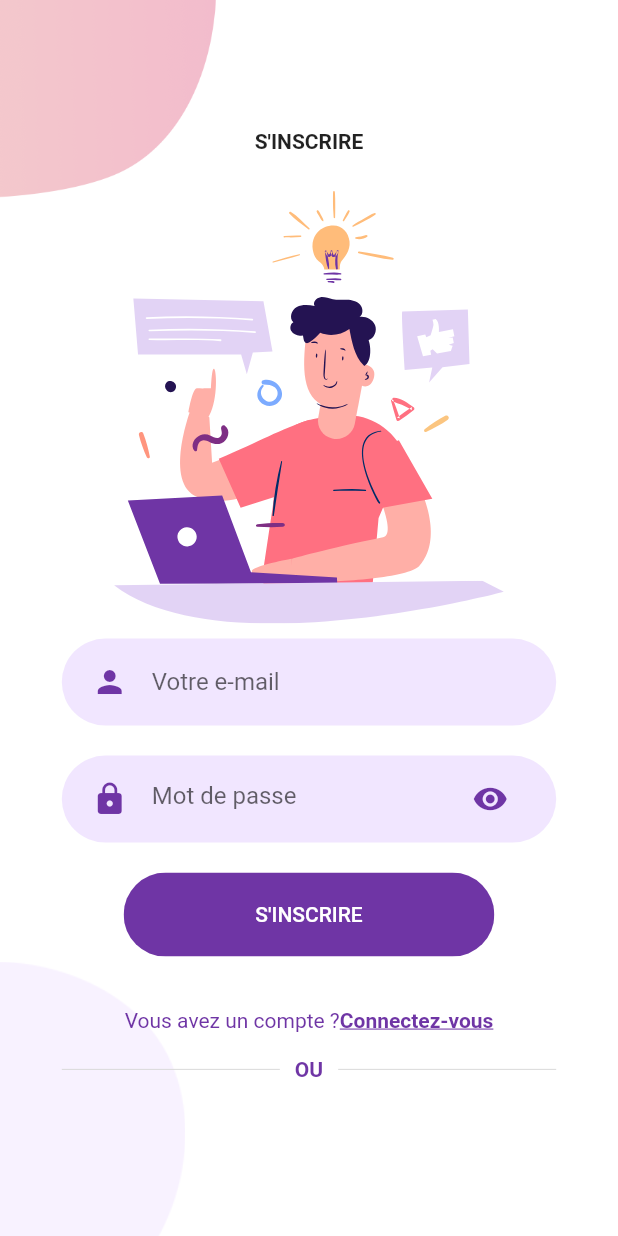
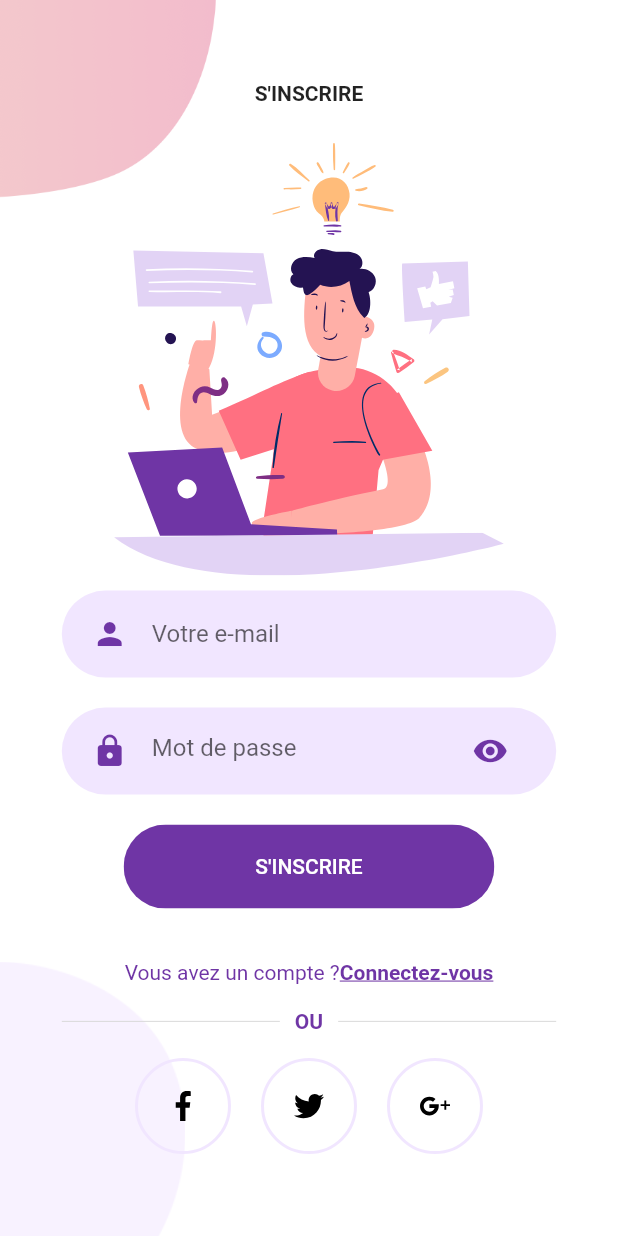
Before and after one commit to johlamie/healthCare, a Flutter app: the SignUpScreen screen opened directly, on a phone screen of 412 x 824 dp. Run offline on Flutter 3.47's test engine with Material 2 defaults, Android fonts, the phone set to English and light mode, and no system bars; our stand-ins replace flutter_svg; missing offline and left inert: dart:ffi; project files that could hold a hidden picture were left out.

Commit message:
Ajout des réseaux sociaux pour l'inscription

```diff
--- a/lib/Screens/SignUp/components/body.dart
+++ b/lib/Screens/SignUp/components/body.dart
@@ -63,9 +63,59 @@ class Body extends StatelessWidget {
               );
             },
           ),
-          OrDivider()
+          OrDivider(),
+          Row(
+            mainAxisAlignment: MainAxisAlignment.center,
+            children: <Widget>[
+              SocialIcon(
+                iconSrc: "assets/icons/facebook.svg",
+                press: () {},
+              ),
+              SocialIcon(
+                iconSrc: "assets/icons/twitter.svg",
+                press: () {},
+              ),
+              SocialIcon(
+                iconSrc: "assets/icons/google-plus.svg",
+                press: () {},
+              ),
+            ],
+          )
         ],
       ),
     );
   }
 }
+
+class SocialIcon extends StatelessWidget {
+  final String iconSrc;
+  final Function press;
+  const SocialIcon({
+    Key key,
+    this.iconSrc,
+    this.press,
+  }) : super(key: key);
+
+  @override
+  Widget build(BuildContext context) {
+    return GestureDetector(
+      onTap: press,
+      child: Container(
+        margin: EdgeInsets.symmetric(horizontal: 10),
+        padding: EdgeInsets.all(20),
+        decoration: BoxDecoration(
+          border: Border.all(
+            width: 2,
+            color: kPrimaryLightColor,
+          ),
+          shape: BoxShape.circle,
+        ),
+        child: SvgPicture.asset(
+          iconSrc,
+          width: 20,
+          height: 20,
+        ),
+      ),
+    );
+  }
+}
```
